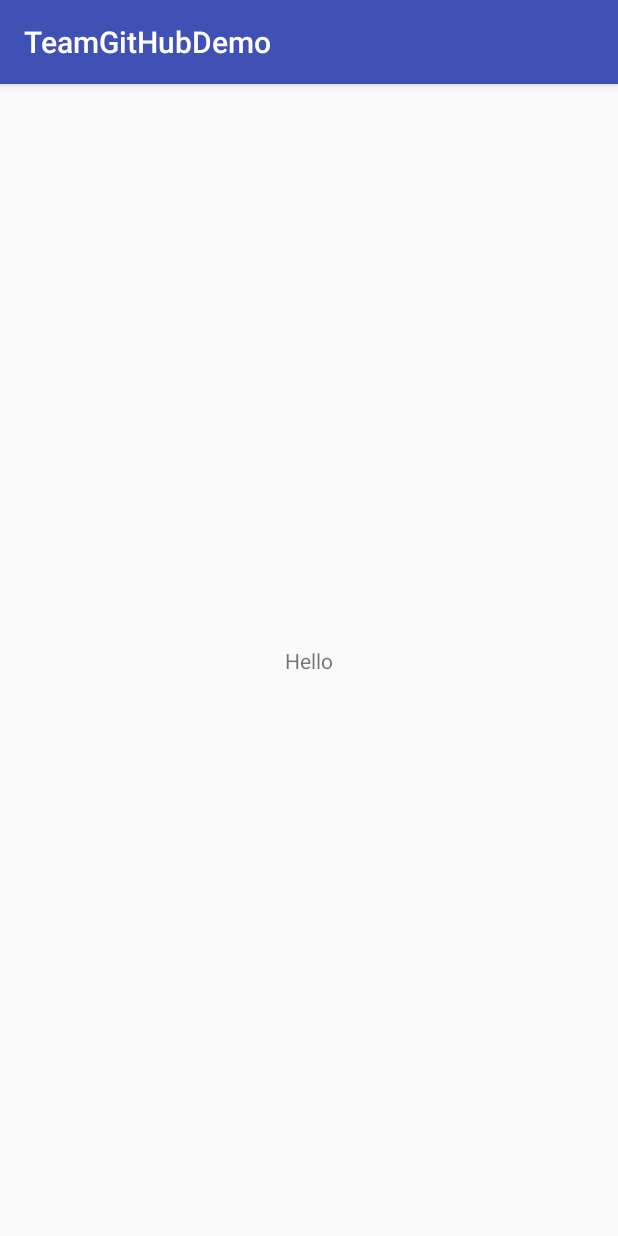
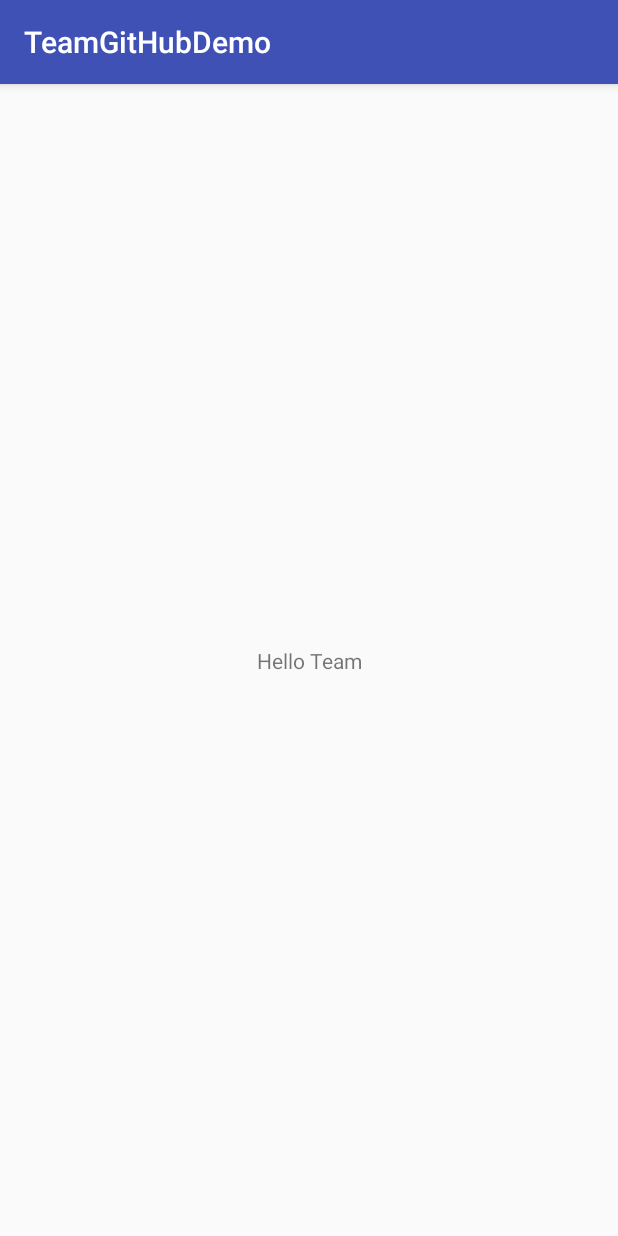
Before and after one commit to ShahidaTalib/TeamGitHubDemo, an Android app: the screen it shows after launch (MainActivity), on a phone screen of 412 x 824 dp. Run offline under Robolectric (Android 15) with nearby library versions, the phone set to English and light mode, and no system bars.

Commit message:
changed hello to hello team

```diff
--- a/app/src/main/res/layout/activity_main.xml
+++ b/app/src/main/res/layout/activity_main.xml
@@ -9,7 +9,7 @@
     <TextView
         android:layout_width="wrap_content"
         android:layout_height="wrap_content"
-        android:text="Hello"
+        android:text="Hello Team"
         app:layout_constraintBottom_toBottomOf="parent"
         app:layout_constraintLeft_toLeftOf="parent"
         app:layout_constraintRight_toRightOf="parent"
```
